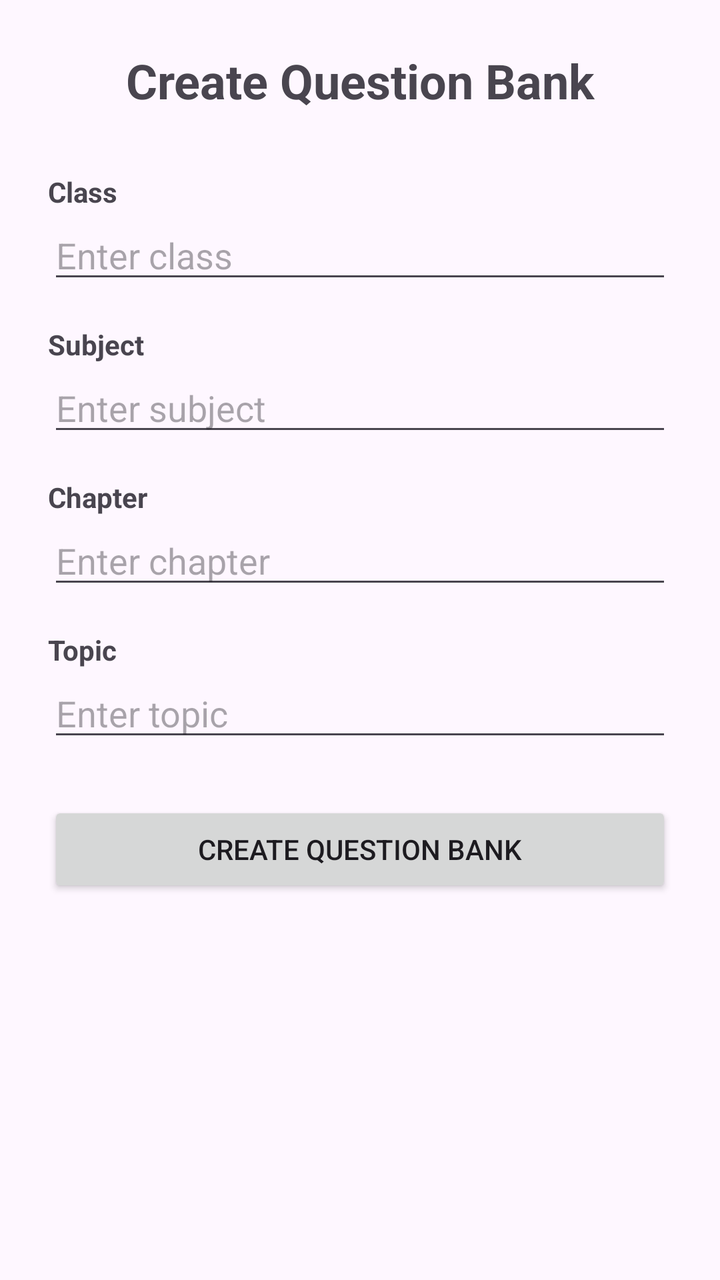
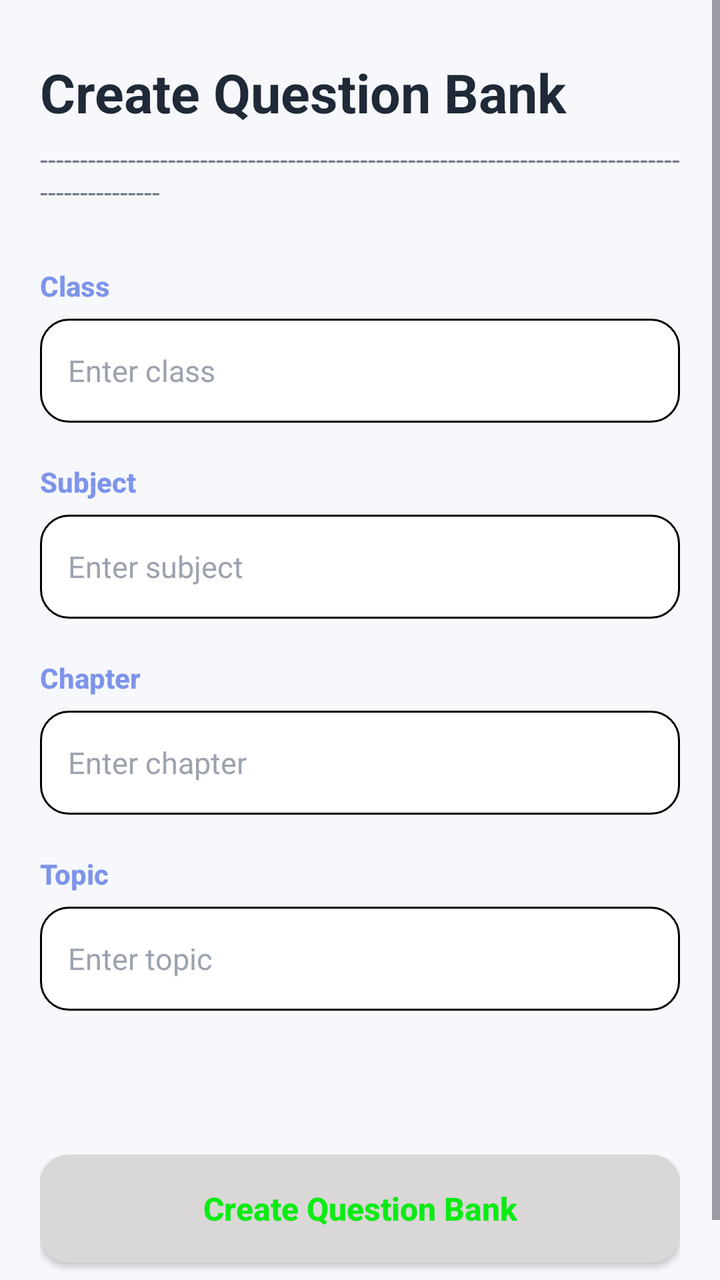

Compare the two renders of this Android layout. The source of the first and the diff that turns it into the second are given below.
<!-- AndroidManifest.xml: application theme Theme.EduQuiz -->
<!-- res/layout/activity_create_question_bank.xml -->
<?xml version="1.0" encoding="utf-8"?>
<ScrollView
    xmlns:android="http://schemas.android.com/apk/res/android"
    xmlns:app="http://schemas.android.com/apk/res-auto"
    android:layout_width="match_parent"
    android:layout_height="match_parent">

    <LinearLayout
        android:layout_width="match_parent"
        android:layout_height="wrap_content"
        android:orientation="vertical"
        android:padding="24dp">

        <TextView
            android:layout_width="match_parent"
            android:layout_height="wrap_content"
            android:text="Create Question Bank"
            android:textSize="24sp"
            android:textStyle="bold"
            android:gravity="center"
            android:layout_marginBottom="30dp"/>

        <TextView
            android:layout_width="match_parent"
            android:layout_height="wrap_content"
            android:text="Class"
            android:textStyle="bold"/>

        <EditText
            android:id="@+id/etCreateQBClass"
            android:layout_width="match_parent"
            android:layout_height="wrap_content"
            android:hint="Enter class"
            android:inputType="text"
            android:layout_marginBottom="16dp"/>

        <TextView
            android:layout_width="match_parent"
            android:layout_height="wrap_content"
            android:text="Subject"
            android:textStyle="bold"/>

        <EditText
            android:id="@+id/etCreateQBSubject"
            android:layout_width="match_parent"
            android:layout_height="wrap_content"
            android:hint="Enter subject"
            android:inputType="text"
            android:layout_marginBottom="16dp"/>

        <TextView
            android:layout_width="match_parent"
            android:layout_height="wrap_content"
            android:text="Chapter"
            android:textStyle="bold"/>

        <EditText
            android:id="@+id/etCreateQBChapter"
            android:layout_width="match_parent"
            android:layout_height="wrap_content"
            android:hint="Enter chapter"
            android:inputType="text"
            android:layout_marginBottom="16dp"/>

        <TextView
            android:layout_width="match_parent"
            android:layout_height="wrap_content"
            android:text="Topic"
            android:textStyle="bold"/>

        <EditText
            android:id="@+id/etCreateQBTopic"
            android:layout_width="match_parent"
            android:layout_height="wrap_content"
            android:hint="Enter topic"
            android:inputType="text"
            android:layout_marginBottom="25dp"/>

        <androidx.appcompat.widget.AppCompatButton
            android:id="@+id/btnCreateQuestionBank"
            android:layout_width="match_parent"
            android:layout_height="wrap_content"
            android:text="Create Question Bank"/>

    </LinearLayout>

</ScrollView>
<!-- resources referenced by this layout -->
<resources>
  <style name="Theme.EduQuiz" parent="Base.Theme.EduQuiz" />
  <style name="Base.Theme.EduQuiz" parent="Theme.Material3.DayNight.NoActionBar">
          
          
      </style>
</resources>

<!-- the commit's change to res/layout/activity_create_question_bank.xml (unified diff, before → after) -->
@@ -3,84 +3,166 @@
     xmlns:android="http://schemas.android.com/apk/res/android"
     xmlns:app="http://schemas.android.com/apk/res-auto"
     android:layout_width="match_parent"
-    android:layout_height="match_parent">
+    android:layout_height="match_parent"
+    android:background="#F7F8FC"
+    android:fillViewport="true">
 
     <LinearLayout
         android:layout_width="match_parent"
         android:layout_height="wrap_content"
         android:orientation="vertical"
-        android:padding="24dp">
+        android:padding="20dp">
+
+        
+        <TextView
+            android:layout_width="match_parent"
+            android:layout_height="wrap_content"
+            android:text="Create Question Bank"
+            android:textColor="#1F2937"
+            android:textSize="27sp"
+            android:textStyle="bold"
+            android:fontFamily="sans-serif"
+            android:layout_marginTop="8dp"
+            android:layout_marginBottom="6dp"/>
 
         <TextView
             android:layout_width="match_parent"
             android:layout_height="wrap_content"
-            android:text="Create Question Bank"
-            android:textSize="24sp"
-            android:textStyle="bold"
-            android:gravity="center"
-            android:layout_marginBottom="30dp"/>
+            android:text="-----------------------------------------------------------------------------------------------"
+            android:textColor="#6B7280"
+            android:textSize="14sp"
+            android:fontFamily="sans-serif"
+            android:layout_marginBottom="28dp"/>
 
+
+        
         <TextView
             android:layout_width="match_parent"
             android:layout_height="wrap_content"
             android:text="Class"
-            android:textStyle="bold"/>
+            android:textColor="@color/blue"
+            android:textSize="14sp"
+            android:textStyle="bold"
+            android:fontFamily="sans-serif-medium"
+            android:layout_marginBottom="7dp"/>
 
         <EditText
             android:id="@+id/etCreateQBClass"
             android:layout_width="match_parent"
-            android:layout_height="wrap_content"
+            android:layout_height="52dp"
             android:hint="Enter class"
+            android:textColor="#1F2937"
+            android:textColorHint="#9CA3AF"
+            android:textSize="15sp"
+            android:fontFamily="sans-serif"
             android:inputType="text"
-            android:layout_marginBottom="16dp"/>
+            android:singleLine="true"
+            android:paddingStart="14dp"
+            android:paddingEnd="14dp"
+            android:background="@drawable/edit2"
+            android:layout_marginBottom="20dp"/>
 
+
+        
         <TextView
             android:layout_width="match_parent"
             android:layout_height="wrap_content"
             android:text="Subject"
-            android:textStyle="bold"/>
+            android:textColor="@color/blue"
+            android:textSize="14sp"
+            android:textStyle="bold"
+            android:fontFamily="sans-serif-medium"
+            android:layout_marginBottom="7dp"/>
 
         <EditText
             android:id="@+id/etCreateQBSubject"
             android:layout_width="match_parent"
-            android:layout_height="wrap_content"
+            android:layout_height="52dp"
             android:hint="Enter subject"
+            android:textColor="#1F2937"
+            android:textColorHint="#9CA3AF"
+            android:textSize="15sp"
+            android:fontFamily="sans-serif"
             android:inputType="text"
-            android:layout_marginBottom="16dp"/>
+            android:singleLine="true"
+            android:paddingStart="14dp"
+            android:paddingEnd="14dp"
+            android:background="@drawable/edit2"
+            android:layout_marginBottom="20dp"/>
 
+
+        
         <TextView
             android:layout_width="match_parent"
             android:layout_height="wrap_content"
             android:text="Chapter"
-            android:textStyle="bold"/>
+            android:textColor="@color/blue"
+            android:textSize="14sp"
+            android:textStyle="bold"
+            android:fontFamily="sans-serif-medium"
+            android:layout_marginBottom="7dp"/>
 
         <EditText
             android:id="@+id/etCreateQBChapter"
             android:layout_width="match_parent"
-            android:layout_height="wrap_content"
+            android:layout_height="52dp"
             android:hint="Enter chapter"
+            android:textColor="#1F2937"
+            android:textColorHint="#9CA3AF"
+            android:textSize="15sp"
+            android:fontFamily="sans-serif"
             android:inputType="text"
-            android:layout_marginBottom="16dp"/>
+            android:singleLine="true"
+            android:paddingStart="14dp"
+            android:paddingEnd="14dp"
+            android:background="@drawable/edit2"
+            android:layout_marginBottom="20dp"/>
 
+
+        
         <TextView
             android:layout_width="match_parent"
             android:layout_height="wrap_content"
             android:text="Topic"
-            android:textStyle="bold"/>
+            android:textColor="@color/blue"
+            android:textSize="14sp"
+            android:textStyle="bold"
+            android:fontFamily="sans-serif-medium"
+            android:layout_marginBottom="7dp"/>
 
         <EditText
             android:id="@+id/etCreateQBTopic"
             android:layout_width="match_parent"
-            android:layout_height="wrap_content"
+            android:layout_height="52dp"
             android:hint="Enter topic"
+            android:textColor="#1F2937"
+            android:textColorHint="#9CA3AF"
+            android:textSize="15sp"
+            android:fontFamily="sans-serif"
             android:inputType="text"
-            android:layout_marginBottom="25dp"/>
+            android:singleLine="true"
+            android:paddingStart="14dp"
+            android:paddingEnd="14dp"
+            android:background="@drawable/edit2"
+            android:layout_marginBottom="32dp"/>
 
+
+        
         <androidx.appcompat.widget.AppCompatButton
             android:id="@+id/btnCreateQuestionBank"
             android:layout_width="match_parent"
-            android:layout_height="wrap_content"
-            android:text="Create Question Bank"/>
+            android:layout_height="54dp"
+            android:text="Create Question Bank"
+            android:textColor="#0AEB13"
+            android:textSize="16sp"
+            android:textStyle="bold"
+            android:fontFamily="sans-serif-medium"
+            android:textAllCaps="false"
+            android:background="@drawable/button_bg"
+            android:backgroundTint="@color/gray2"
+            android:elevation="3dp"
+            android:layout_marginTop="40dp"
+            android:layout_marginBottom="20dp"/>
 
     </LinearLayout>
 
<!-- resource entries referenced after the edit -->
@@ -1,6 +1,49 @@
 <!-- resources referenced by this layout -->
 <resources>
+  <color name="blue">#7D94EB</color>
+  <color name="gray2">#DAD7D7</color>
+  <!-- drawable button_bg (drawable) -->
+  <?xml version="1.0" encoding="utf-8"?>
+  <selector xmlns:android="http://schemas.android.com/apk/res/android">
+  
+      
+      <item android:state_pressed="true">
+          <shape android:shape="rectangle">
+              <solid android:color="#4549C9" />
+              <corners android:radius="14dp" />
+              <padding
+                  android:left="20dp"
+                  android:top="12dp"
+                  android:right="20dp"
+                  android:bottom="12dp" />
+          </shape>
+      </item>
+  
+      
+      <item>
+          <shape android:shape="rectangle">
+              <solid android:color="#b7efe2" />
+              <corners android:radius="14dp" />
+              <padding
+                  android:left="20dp"
+                  android:top="12dp"
+                  android:right="20dp"
+                  android:bottom="12dp" />
+          </shape>
+      </item>
+  
+  </selector>
+  <!-- drawable edit2 (drawable) -->
+  <?xml version="1.0" encoding="utf-8"?>
+  <shape xmlns:android="http://schemas.android.com/apk/res/android">
+      <corners android:radius="14dp"/>
+      <stroke android:color="@color/black" android:width="0.9dp"/>
+      <solid android:color="@color/white"/>
+      <size android:height="10dp"/>
+  </shape>
   <style name="Theme.EduQuiz" parent="Base.Theme.EduQuiz" />
+  <color name="black">#FF000000</color>
+  <color name="white">#FFFFFFFF</color>
   <style name="Base.Theme.EduQuiz" parent="Theme.Material3.DayNight.NoActionBar">
           
           
